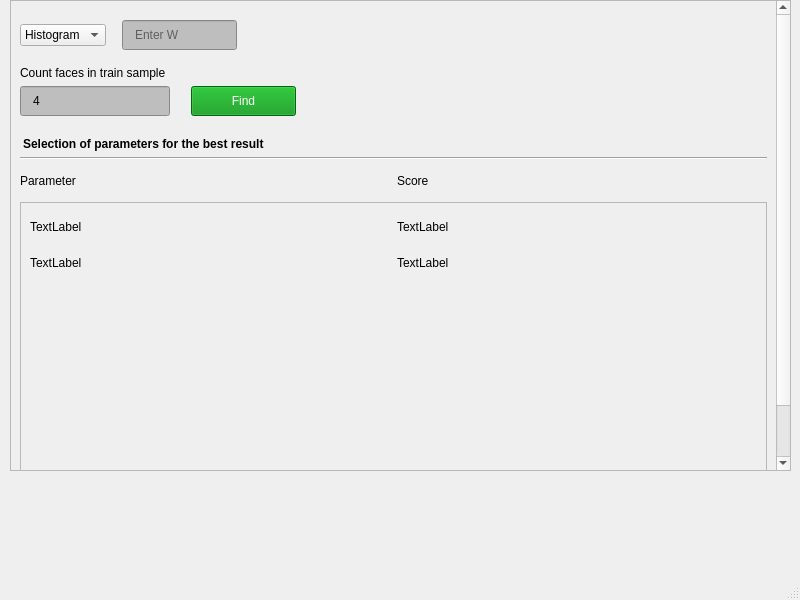
Above: recognizer.ui from MariaShamonova/face-recognition before the change. Below: the same form after it.
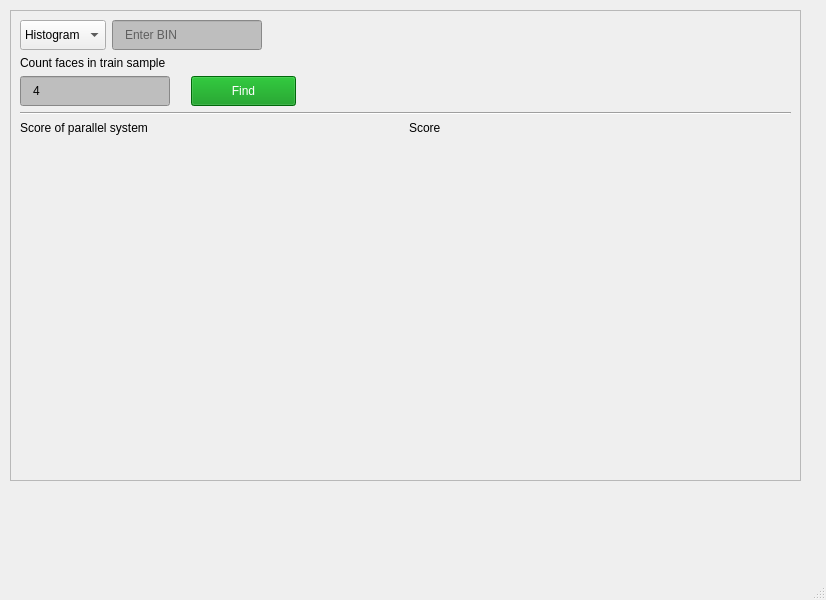
That is the form after the change. The open tabs and pages were chosen to show the change.

Patch:
```diff
--- a/recognizer.ui
+++ b/recognizer.ui
@@ -6,7 +6,7 @@
    <rect>
     <x>0</x>
     <y>0</y>
-    <width>800</width>
+    <width>826</width>
     <height>600</height>
    </rect>
   </property>
@@ -18,8 +18,8 @@
     <property name="geometry">
      <rect>
       <x>10</x>
-      <y>0</y>
-      <width>781</width>
+      <y>10</y>
+      <width>791</width>
       <height>471</height>
      </rect>
     </property>
@@ -31,15 +31,24 @@
       <rect>
        <x>0</x>
        <y>0</y>
-       <width>764</width>
-       <height>594</height>
+       <width>789</width>
+       <height>469</height>
       </rect>
      </property>
      <layout class="QVBoxLayout" name="verticalLayout_5">
       <item>
        <layout class="QHBoxLayout" name="horizontalLayout_5">
+        <property name="sizeConstraint">
+         <enum>QLayout::SetMinimumSize</enum>
+        </property>
         <item>
          <widget class="QComboBox" name="comboBox">
+          <property name="maximumSize">
+           <size>
+            <width>150</width>
+            <height>30</height>
+           </size>
+          </property>
           <item>
            <property name="text">
             <string>Histogram</string>
@@ -68,137 +77,56 @@
          </widget>
         </item>
         <item>
-         <widget class="QStackedWidget" name="stackedWidget">
+         <widget class="QLineEdit" name="param_field">
           <property name="minimumSize">
            <size>
             <width>0</width>
-            <height>50</height>
+            <height>30</height>
            </size>
           </property>
-          <property name="currentIndex">
-           <number>0</number>
+          <property name="maximumSize">
+           <size>
+            <width>150</width>
+            <height>30</height>
+           </size>
           </property>
-          <widget class="QWidget" name="page_5">
-           <widget class="QLineEdit" name="param_bin">
-            <property name="geometry">
-             <rect>
-              <x>10</x>
-              <y>10</y>
-              <width>115</width>
-              <height>30</height>
-             </rect>
-            </property>
-            <property name="styleSheet">
-             <string notr="true">background-color: rgb(190, 190, 190);
+          <property name="styleSheet">
+           <string notr="true">background-color: rgb(190, 190, 190);
 padding-left: 10px;</string>
-            </property>
-            <property name="text">
-             <string/>
-            </property>
-            <property name="placeholderText">
-             <string>Enter BIN</string>
-            </property>
-           </widget>
-          </widget>
-          <widget class="QWidget" name="page_8">
-           <widget class="QLineEdit" name="param_p">
-            <property name="geometry">
-             <rect>
-              <x>10</x>
-              <y>10</y>
-              <width>115</width>
-              <height>30</height>
-             </rect>
-            </property>
-            <property name="styleSheet">
-             <string notr="true">background-color: rgb(190, 190, 190);
-padding-left: 10px;</string>
-            </property>
-            <property name="text">
-             <string/>
-            </property>
-            <property name="placeholderText">
-             <string>Enter P/Q</string>
-            </property>
-           </widget>
-          </widget>
-          <widget class="QWidget" name="page_6">
-           <widget class="QLineEdit" name="param_pq">
-            <property name="geometry">
-             <rect>
-              <x>10</x>
-              <y>10</y>
-              <width>115</width>
-              <height>30</height>
-             </rect>
-            </property>
-            <property name="styleSheet">
-             <string notr="true">background-color: rgb(190, 190, 190);
-padding-left: 10px;</string>
-            </property>
-            <property name="text">
-             <string/>
-            </property>
-            <property name="placeholderText">
-             <string>Enter P/Q</string>
-            </property>
-           </widget>
-          </widget>
-          <widget class="QWidget" name="page_9">
-           <widget class="QLineEdit" name="param_scale">
-            <property name="geometry">
-             <rect>
-              <x>10</x>
-              <y>10</y>
-              <width>115</width>
-              <height>30</height>
-             </rect>
-            </property>
-            <property name="styleSheet">
-             <string notr="true">background-color: rgb(190, 190, 190);
-padding-left: 10px;</string>
-            </property>
-            <property name="text">
-             <string/>
-            </property>
-            <property name="placeholderText">
-             <string>Enter Scale</string>
-            </property>
-           </widget>
-          </widget>
-          <widget class="QWidget" name="page_10">
-           <widget class="QLineEdit" name="param_w">
-            <property name="geometry">
-             <rect>
-              <x>10</x>
-              <y>10</y>
-              <width>115</width>
-              <height>30</height>
-             </rect>
-            </property>
-            <property name="styleSheet">
-             <string notr="true">background-color: rgb(190, 190, 190);
-padding-left: 10px;</string>
-            </property>
-            <property name="text">
-             <string/>
-            </property>
-            <property name="placeholderText">
-             <string>Enter W</string>
-            </property>
-            <property name="clearButtonEnabled">
-             <bool>false</bool>
-            </property>
-           </widget>
-          </widget>
+          </property>
+          <property name="text">
+           <string/>
+          </property>
+          <property name="placeholderText">
+           <string>Enter BIN</string>
+          </property>
          </widget>
         </item>
+        <item>
+         <spacer name="horizontalSpacer">
+          <property name="orientation">
+           <enum>Qt::Horizontal</enum>
+          </property>
+          <property name="sizeHint" stdset="0">
+           <size>
+            <width>40</width>
+            <height>20</height>
+           </size>
+          </property>
+         </spacer>
+        </item>
        </layout>
       </item>
       <item>
        <layout class="QVBoxLayout" name="verticalLayout_4">
         <item>
          <widget class="QLabel" name="label_count_faces">
+          <property name="maximumSize">
+           <size>
+            <width>16777215</width>
+            <height>30</height>
+           </size>
+          </property>
           <property name="text">
            <string>Count faces in train sample </string>
           </property>
@@ -206,6 +134,9 @@
         </item>
         <item>
          <layout class="QHBoxLayout" name="horizontalLayout_4">
+          <property name="sizeConstraint">
+           <enum>QLayout::SetMinimumSize</enum>
+          </property>
           <item>
            <widget class="QLineEdit" name="count_faces_in_train">
             <property name="minimumSize">
@@ -280,19 +211,7 @@
        </layout>
       </item>
       <item>
-       <layout class="QHBoxLayout" name="title_selecteion_method">
-        <item>
-         <widget class="QLabel" name="label_method_name">
-          <property name="styleSheet">
-           <string notr="true">font-weight: 500;
-margin-top: 15px;</string>
-          </property>
-          <property name="text">
-           <string>Selection of parameters for the best result</string>
-          </property>
-         </widget>
-        </item>
-       </layout>
+       <layout class="QHBoxLayout" name="title_selecteion_method"/>
       </item>
       <item>
        <widget class="Line" name="line">
@@ -302,173 +221,57 @@
        </widget>
       </item>
       <item>
-       <layout class="QHBoxLayout" name="title_table_best_scors">
+       <layout class="QVBoxLayout" name="verticalLayout">
         <item>
-         <widget class="QLabel" name="title_table_best_scors_col_2">
-          <property name="minimumSize">
-           <size>
-            <width>0</width>
-            <height>30</height>
-           </size>
-          </property>
-          <property name="text">
-           <string>Parameter</string>
-          </property>
-         </widget>
-        </item>
-        <item>
-         <widget class="QLabel" name="title_table_best_scors_col_1">
-          <property name="minimumSize">
-           <size>
-            <width>0</width>
-            <height>30</height>
-           </size>
-          </property>
-          <property name="text">
-           <string>Score</string>
-          </property>
-         </widget>
+         <layout class="QHBoxLayout" name="horizontalLayout_2">
+          <item>
+           <widget class="QLabel" name="label_parallel_system">
+            <property name="maximumSize">
+             <size>
+              <width>16777215</width>
+              <height>30</height>
+             </size>
+            </property>
+            <property name="styleSheet">
+             <string notr="true"/>
+            </property>
+            <property name="text">
+             <string>Score of parallel system</string>
+            </property>
+           </widget>
+          </item>
+          <item>
+           <widget class="QLabel" name="label_parallel_system_value">
+            <property name="maximumSize">
+             <size>
+              <width>16777215</width>
+              <height>30</height>
+             </size>
+            </property>
+            <property name="styleSheet">
+             <string notr="true"/>
+            </property>
+            <property name="text">
+             <string>Score</string>
+            </property>
+           </widget>
+          </item>
+         </layout>
         </item>
        </layout>
       </item>
       <item>
-       <widget class="QScrollArea" name="scrollArea_2">
-        <property name="minimumSize">
+       <spacer name="verticalSpacer_2">
+        <property name="orientation">
+         <enum>Qt::Vertical</enum>
+        </property>
+        <property name="sizeHint" stdset="0">
          <size>
-          <width>0</width>
-          <height>300</height>
+          <width>20</width>
+          <height>40</height>
          </size>
         </property>
-        <property name="widgetResizable">
-         <bool>true</bool>
-        </property>
-        <widget class="QWidget" name="scrollAreaWidgetContents_3">
-         <property name="geometry">
-          <rect>
-           <x>0</x>
-           <y>0</y>
-           <width>738</width>
-           <height>298</height>
-          </rect>
-         </property>
-         <layout class="QVBoxLayout" name="verticalLayout_7">
-          <item>
-           <layout class="QVBoxLayout" name="best_params_row">
-            <item>
-             <layout class="QHBoxLayout" name="best_params_1">
-              <item>
-               <widget class="QLabel" name="table_best_scors_row_1_col_1">
-                <property name="minimumSize">
-                 <size>
-                  <width>0</width>
-                  <height>30</height>
-                 </size>
-                </property>
-                <property name="maximumSize">
-                 <size>
-                  <width>16777215</width>
-                  <height>30</height>
-                 </size>
-                </property>
-                <property name="baseSize">
-                 <size>
-                  <width>0</width>
-                  <height>30</height>
-                 </size>
-                </property>
-                <property name="text">
-                 <string>TextLabel</string>
-                </property>
-               </widget>
-              </item>
-              <item>
-               <widget class="QLabel" name="table_best_scors_row_1_col_2">
-                <property name="maximumSize">
-                 <size>
-                  <width>16777215</width>
-                  <height>30</height>
-                 </size>
-                </property>
-                <property name="baseSize">
-                 <size>
-                  <width>0</width>
-                  <height>30</height>
-                 </size>
-                </property>
-                <property name="text">
-                 <string>TextLabel</string>
-                </property>
-               </widget>
-              </item>
-             </layout>
-            </item>
-            <item>
-             <layout class="QHBoxLayout" name="best_params_2">
-              <item>
-               <widget class="QLabel" name="table_best_scors_row_2_col_1">
-                <property name="minimumSize">
-                 <size>
-                  <width>0</width>
-                  <height>30</height>
-                 </size>
-                </property>
-                <property name="maximumSize">
-                 <size>
-                  <width>16777215</width>
-                  <height>30</height>
-                 </size>
-                </property>
-                <property name="text">
-                 <string>TextLabel</string>
-                </property>
-               </widget>
-              </item>
-              <item>
-               <widget class="QLabel" name="table_best_scors_row_2_col_2">
-                <property name="minimumSize">
-                 <size>
-                  <width>0</width>
-                  <height>30</height>
-                 </size>
-                </property>
-                <property name="maximumSize">
-                 <size>
-                  <width>16777215</width>
-                  <height>30</height>
-                 </size>
-                </property>
-                <property name="text">
-                 <string>TextLabel</string>
-                </property>
-               </widget>
-              </item>
-             </layout>
-            </item>
-            <item>
-             <spacer name="verticalSpacer">
-              <property name="orientation">
-               <enum>Qt::Vertical</enum>
-              </property>
-              <property name="sizeHint" stdset="0">
-               <size>
-                <width>20</width>
-                <height>40</height>
-               </size>
-              </property>
-             </spacer>
-            </item>
-           </layout>
-          </item>
-         </layout>
-        </widget>
-       </widget>
-      </item>
-      <item>
-       <widget class="QLabel" name="label_of_best_result">
-        <property name="text">
-         <string>Label of best result</string>
-        </property>
-       </widget>
+       </spacer>
       </item>
      </layout>
     </widget>
```
Left out of the diff: 2 changed lines with no effect on the pictures.
